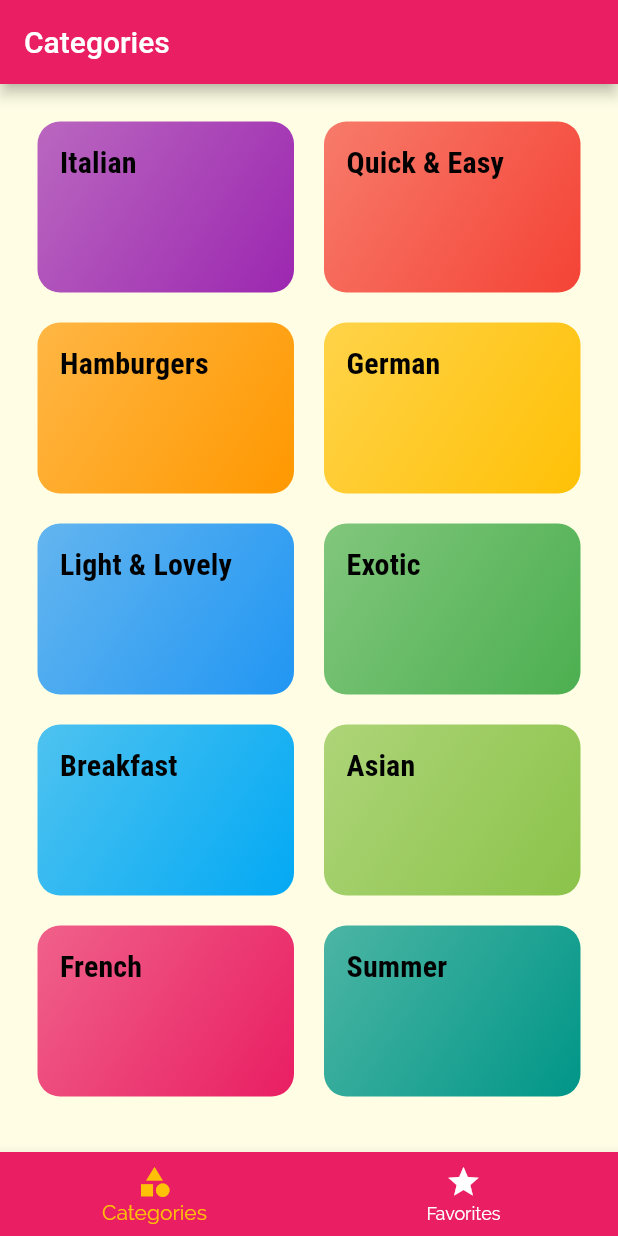
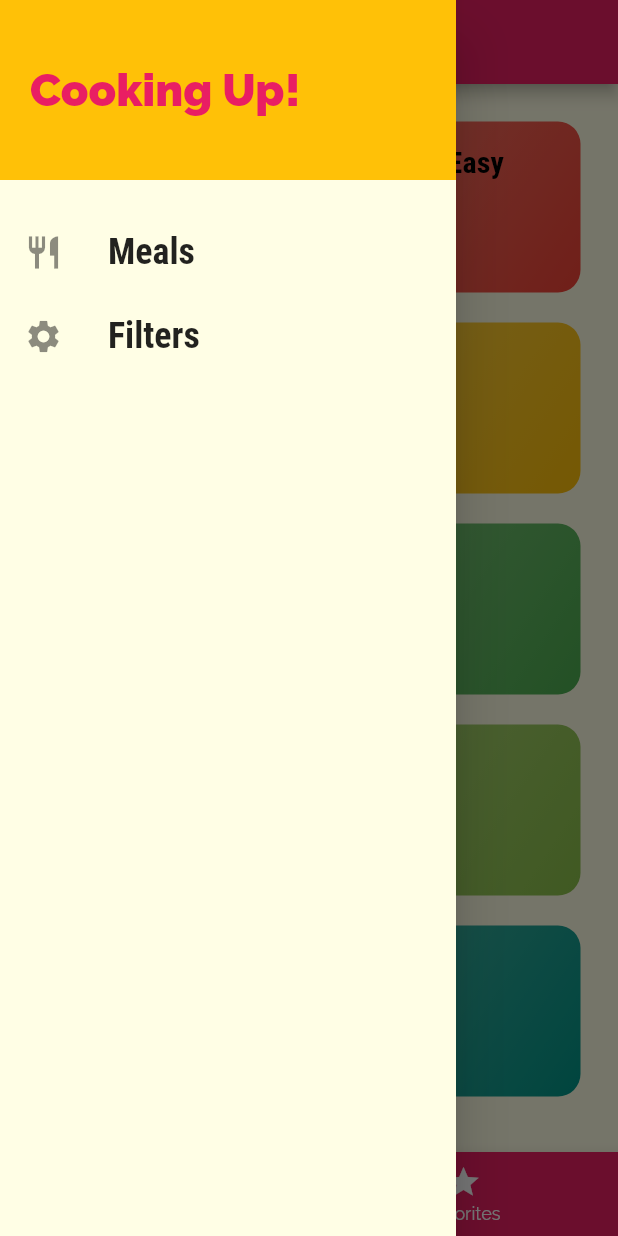
Before and after one commit to ricci1710/flutter_dart_guide, a Flutter app: the screen it shows after launch, with the side drawer open (before the commit the screen has no drawer), on a phone screen of 412 x 824 dp. Run offline on Flutter 3.47's test engine with Material 2 defaults, Android fonts, the light colour scheme and no system bars.

Commit message:
section7: 176. Adding a Custom Drawer

```diff
--- a/lib/section7/screens/tabs_screen.dart
+++ b/lib/section7/screens/tabs_screen.dart
@@ -1,4 +1,5 @@
 import 'package:flutter/material.dart';
+import 'package:flutter_dart_guide/section7/widgets/main_drawer.dart';
 
 import './categories_screen.dart';
 import './favorites_screen.dart';
@@ -32,6 +33,7 @@
           _pages[_selectedPageIndex]['title'].toString(),
         ),
       ),
+      drawer: const MainDrawer(),
       body: _pages[_selectedPageIndex]['page'] as Widget,
       bottomNavigationBar: BottomNavigationBar(
         onTap: _selectPage,
--- /dev/null
+++ b/lib/section7/widgets/main_drawer.dart
@@ -0,0 +1,53 @@
+import 'package:flutter/material.dart';
+
+class MainDrawer extends StatelessWidget {
+  const MainDrawer({Key? key}) : super(key: key);
+
+  Widget buildListTile(String title, IconData icon) {
+    return ListTile(
+      leading: Icon(
+        icon,
+        size: 26,
+      ),
+      title: Text(
+        title,
+        style: const TextStyle(
+          fontFamily: 'RobotoCondensed',
+          fontSize: 24,
+          fontWeight: FontWeight.bold,
+        ),
+      ),
+      onTap: () {},
+    );
+  }
+
+  @override
+  Widget build(BuildContext context) {
+    return Drawer(
+      child: Column(
+        children: <Widget>[
+          Container(
+            height: 120,
+            width: double.infinity,
+            padding: const EdgeInsets.all(20),
+            alignment: Alignment.centerLeft,
+            color: Theme.of(context).colorScheme.secondary,
+            child: Text(
+              'Cooking Up!',
+              style: TextStyle(
+                fontWeight: FontWeight.w900,
+                fontSize: 30,
+                color: Theme.of(context).colorScheme.primary,
+              ),
+            ),
+          ),
+          const SizedBox(
+            height: 20,
+          ),
+          buildListTile('Meals', Icons.restaurant),
+          buildListTile('Filters', Icons.settings),
+        ],
+      ),
+    );
+  }
+}
```
